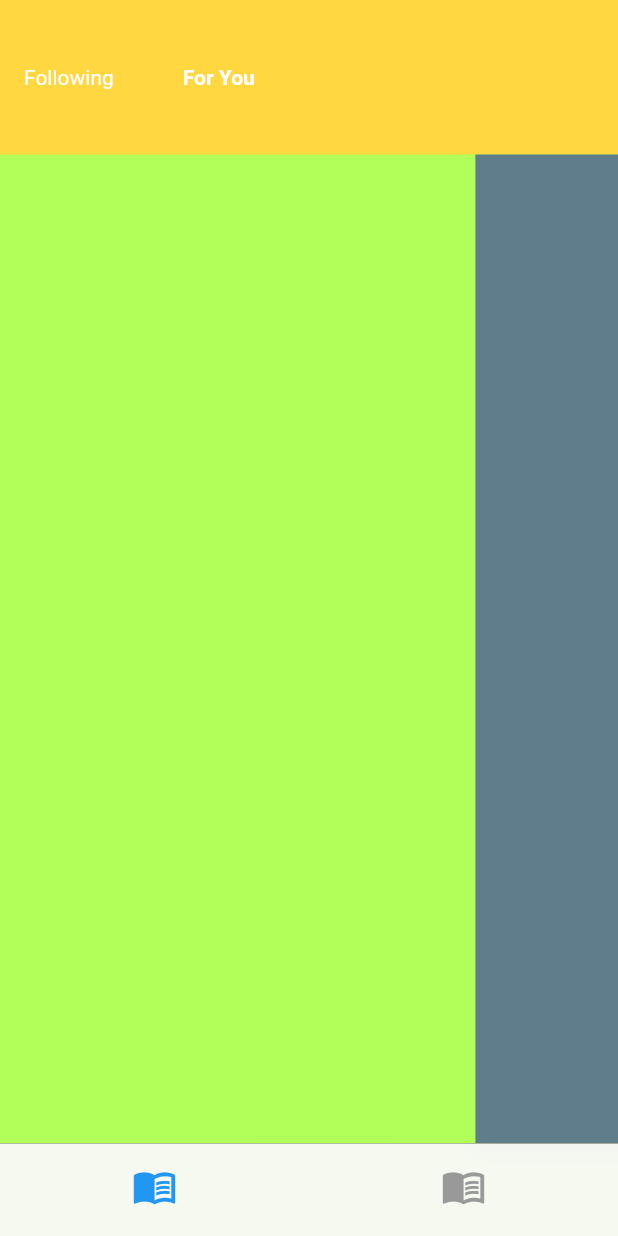
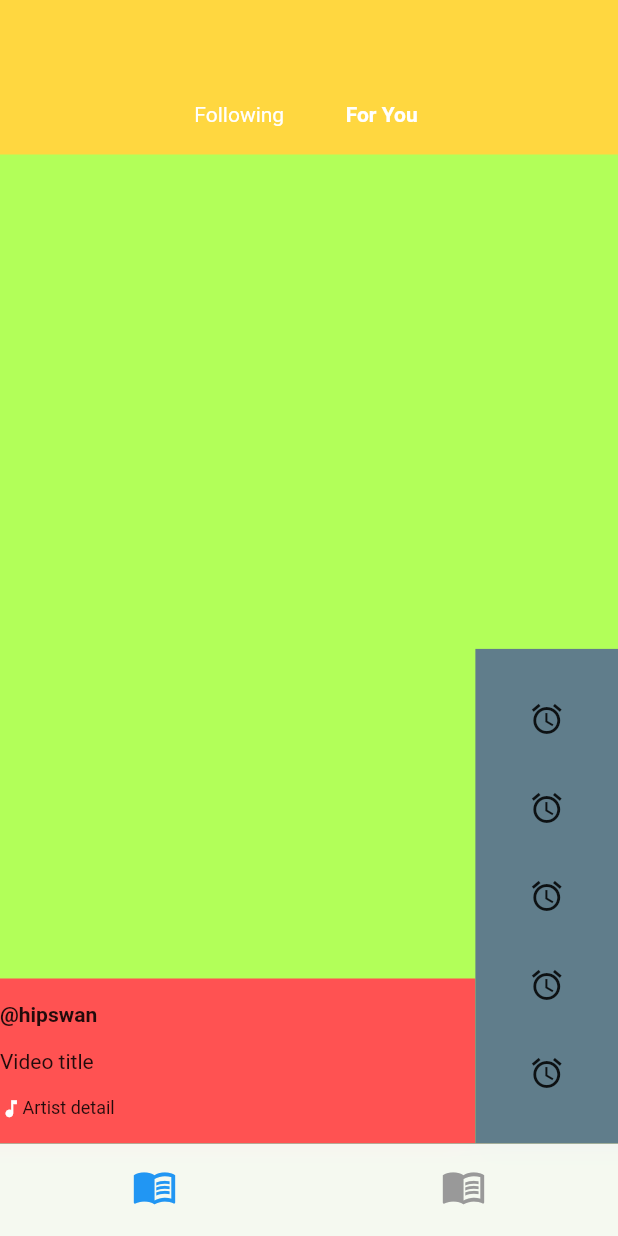
Before and after one commit to hipswan/demo_for_pinkvilla, a Flutter app: the screen it shows after launch, on a phone screen of 412 x 824 dp. Run offline on Flutter 3.47's test engine with Material 2 defaults, Android fonts, the phone set to English and light mode, and no system bars.

Commit message:
changed layout

```diff
--- a/lib/main.dart
+++ b/lib/main.dart
@@ -48,12 +48,17 @@ class MyApp extends StatelessWidget {
               children: [
                 //Top Section in the Upper Laywer
                 Container(
+                  padding: EdgeInsets.only(
+                    top: 50,
+                  ),
                   constraints: BoxConstraints(
                     minHeight: topSectionh,
                     minWidth: deviceSize.width,
                   ),
                   color: Colors.amberAccent,
                   child: Row(
+                    mainAxisAlignment: MainAxisAlignment.center,
+                    crossAxisAlignment: CrossAxisAlignment.center,
                     children: [
                       FlatButton(
                         onPressed: () {},
@@ -66,7 +71,7 @@ class MyApp extends StatelessWidget {
                         ),
                       ),
                       SizedBox(
-                        width: 10,
+                        width: 5,
                       ),
                       FlatButton(
                         onPressed: () {},
@@ -88,22 +93,74 @@ class MyApp extends StatelessWidget {
                     minWidth: deviceSize.width,
                   ),
                   child: Row(
+                    crossAxisAlignment: CrossAxisAlignment.end,
                     children: <Widget>[
                       //First element in the middle-upper-section
                       Container(
                         constraints: BoxConstraints(
-                          minHeight: middleSectionh,
+                          minHeight: middleSectionh / 6,
                           minWidth: firstMsectionw,
                         ),
-                        // color: Colors.redAccent,
+                        color: Colors.redAccent,
+                        child: Column(
+                          mainAxisSize: MainAxisSize.min,
+                          mainAxisAlignment: MainAxisAlignment.spaceEvenly,
+                          crossAxisAlignment: CrossAxisAlignment.baseline,
+                          textBaseline: TextBaseline.alphabetic,
+                          children: [
+                            Text(
+                              '@hipswan',
+                              style: TextStyle(fontWeight: FontWeight.bold),
+                            ),
+                            Text('Video title'),
+                            Row(
+                              children: [
+                                Icon(
+                                  Icons.music_note,
+                                  size: 15.0,
+                                  color: Colors.white,
+                                ),
+                                Text(
+                                  'Artist detail',
+                                  style: TextStyle(
+                                    fontSize: 12.0,
+                                  ),
+                                ),
+                              ],
+                            ),
+                          ],
+                        ),
                       ),
                       //Second element in the middle-upper-section
-                      Container(
-                        constraints: BoxConstraints(
-                          minHeight: middleSectionh,
-                          minWidth: secondMsectionw,
+                      Expanded(
+                        child: Container(
+                          constraints: BoxConstraints(
+                            minHeight: middleSectionh / 2,
+                            // minWidth: secondMsectionw,
+                          ),
+                          color: Colors.blueGrey,
+                          child: Column(
+                            mainAxisSize: MainAxisSize.min,
+                            mainAxisAlignment: MainAxisAlignment.spaceEvenly,
+                            children: [
+                              Icon(
+                                Icons.access_alarm_outlined,
+                              ),
+                              Icon(
+                                Icons.access_alarm_outlined,
+                              ),
+                              Icon(
+                                Icons.access_alarm_outlined,
+                              ),
+                              Icon(
+                                Icons.access_alarm_outlined,
+                              ),
+                              Icon(
+                                Icons.access_alarm_outlined,
+                              ),
+                            ],
+                          ),
                         ),
-                        color: Colors.blueGrey,
                       ),
                     ],
                   ),
```
